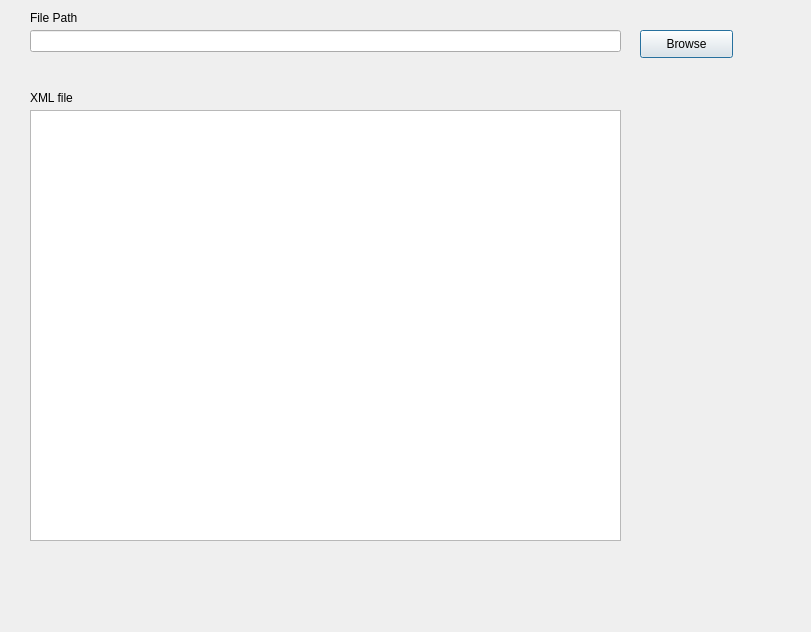
AhmedEssam19/XML-Editor, file gui.ui: the form before one commit.
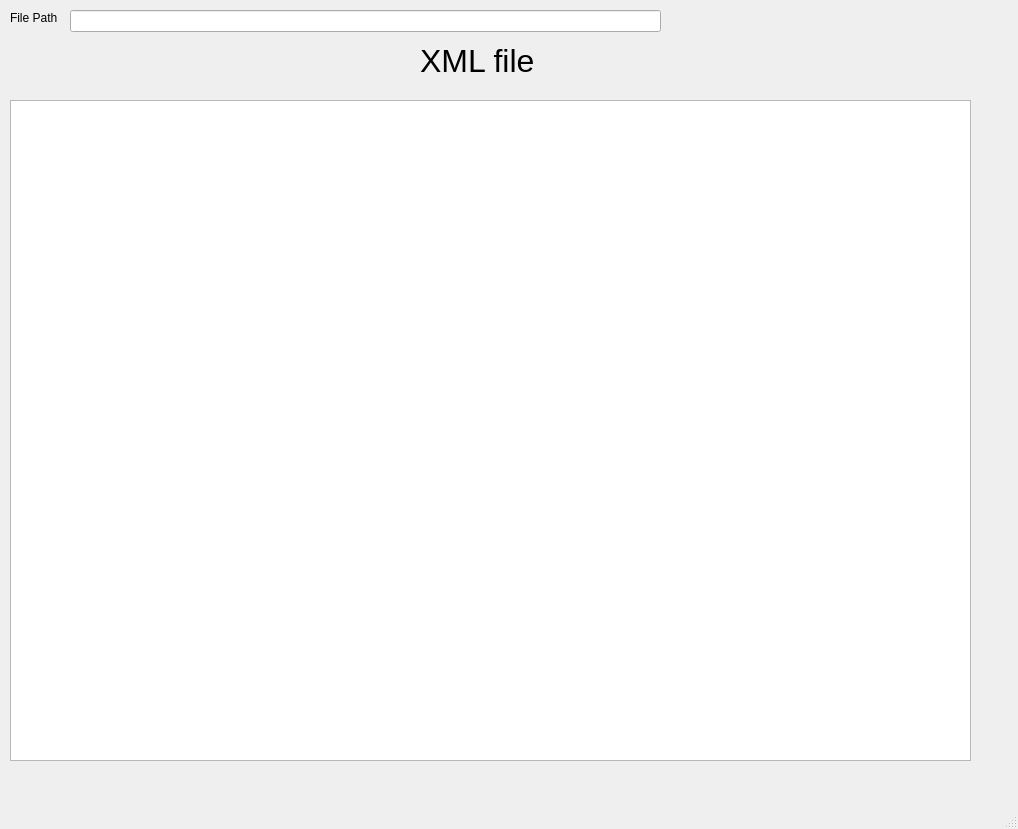
The form after the commit.

```diff
--- a/gui.ui
+++ b/gui.ui
@@ -1,77 +1,116 @@
 <?xml version="1.0" encoding="UTF-8"?>
 <ui version="4.0">
- <class>Dialog</class>
- <widget class="QDialog" name="Dialog">
+ <class>MainWindow</class>
+ <widget class="QMainWindow" name="MainWindow">
   <property name="geometry">
    <rect>
     <x>0</x>
     <y>0</y>
-    <width>811</width>
-    <height>632</height>
+    <width>1018</width>
+    <height>829</height>
    </rect>
   </property>
   <property name="windowTitle">
    <string>Dialog</string>
   </property>
-  <widget class="QLineEdit" name="filename">
+  <widget class="QWidget" name="centralwidget">
+   <widget class="QLabel" name="label">
+    <property name="geometry">
+     <rect>
+      <x>10</x>
+      <y>10</y>
+      <width>91</width>
+      <height>16</height>
+     </rect>
+    </property>
+    <property name="text">
+     <string>File Path</string>
+    </property>
+   </widget>
+   <widget class="QLabel" name="label_2">
+    <property name="geometry">
+     <rect>
+      <x>420</x>
+      <y>40</y>
+      <width>181</width>
+      <height>41</height>
+     </rect>
+    </property>
+    <property name="font">
+     <font>
+      <pointsize>24</pointsize>
+     </font>
+    </property>
+    <property name="text">
+     <string>XML file</string>
+    </property>
+   </widget>
+   <widget class="QLineEdit" name="filename">
+    <property name="geometry">
+     <rect>
+      <x>70</x>
+      <y>10</y>
+      <width>591</width>
+      <height>22</height>
+     </rect>
+    </property>
+   </widget>
+   <widget class="QTextEdit" name="textEdit">
+    <property name="geometry">
+     <rect>
+      <x>10</x>
+      <y>100</y>
+      <width>961</width>
+      <height>661</height>
+     </rect>
+    </property>
+    <property name="font">
+     <font>
+      <pointsize>12</pointsize>
+     </font>
+    </property>
+    <property name="autoFillBackground">
+     <bool>false</bool>
+    </property>
+   </widget>
+  </widget>
+  <widget class="QStatusBar" name="statusbar"/>
+  <widget class="QMenuBar" name="menubar">
    <property name="geometry">
     <rect>
-     <x>30</x>
-     <y>30</y>
-     <width>591</width>
-     <height>22</height>
+     <x>0</x>
+     <y>0</y>
+     <width>1018</width>
+     <height>26</height>
     </rect>
    </property>
   </widget>
-  <widget class="QPushButton" name="Browse">
-   <property name="geometry">
-    <rect>
-     <x>640</x>
-     <y>30</y>
-     <width>93</width>
-     <height>28</height>
-    </rect>
+  <action name="actionNew_File">
+   <property name="text">
+    <string>New</string>
    </property>
    <property name="text">
-    <string>Browse</string>
+    <string>Save</string>
    </property>
-  </widget>
-  <widget class="QTextEdit" name="textEdit">
-   <property name="geometry">
-    <rect>
-     <x>30</x>
-     <y>110</y>
-     <width>591</width>
-     <height>431</height>
-    </rect>
+  </action>
+  <action name="actionSave_As">
+   <property name="text">
+    <string>Save As</string>
    </property>
-  </widget>
-  <widget class="QLabel" name="label">
-   <property name="geometry">
-    <rect>
-     <x>30</x>
-     <y>10</y>
-     <width>91</width>
-     <height>16</height>
-    </rect>
+  </action>
+  <action name="actionExit">
+   <property name="text">
+    <string>Exit</string>
    </property>
    <property name="text">
-    <string>File Path</string>
+    <string>Copy</string>
    </property>
-  </widget>
-  <widget class="QLabel" name="label_2">
-   <property name="geometry">
-    <rect>
-     <x>30</x>
-     <y>90</y>
-     <width>55</width>
-     <height>16</height>
-    </rect>
-   </property>
+  </action>
+  <action name="actionPaste">
    <property name="text">
-    <string>XML file</string>
+    <string>Paste</string>
    </property>
-  </widget>
+  </action>
  </widget>
  <resources/>
  <connections/>
```
Left out of the diff: 6 changed lines with no effect on the pictures.
